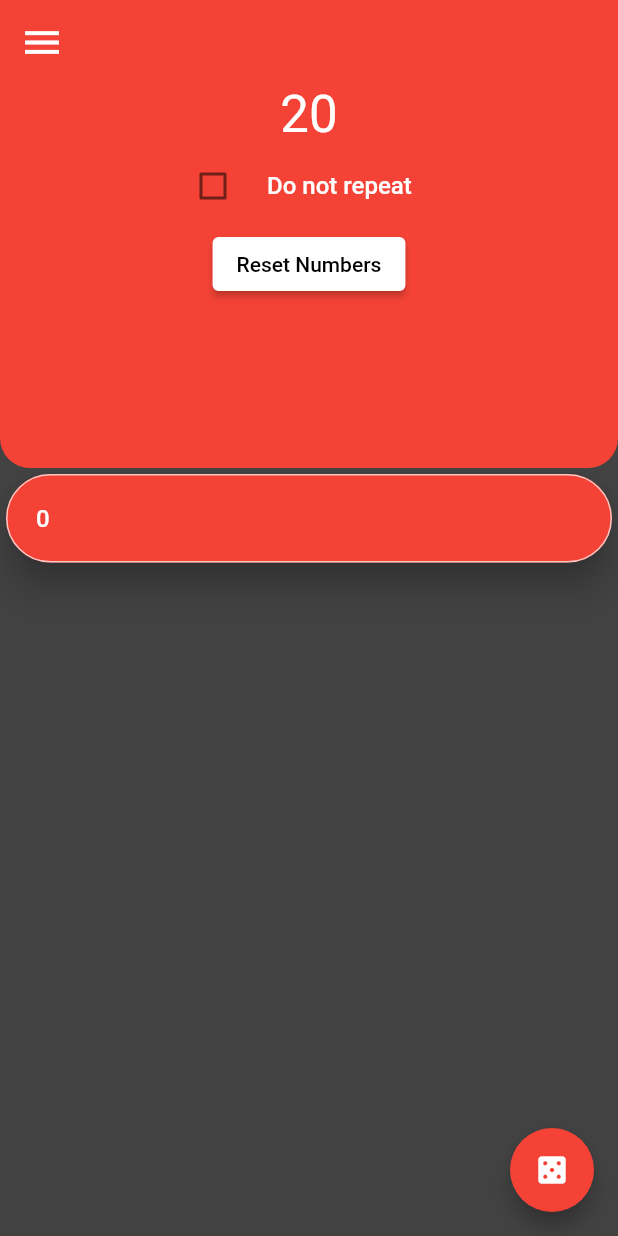
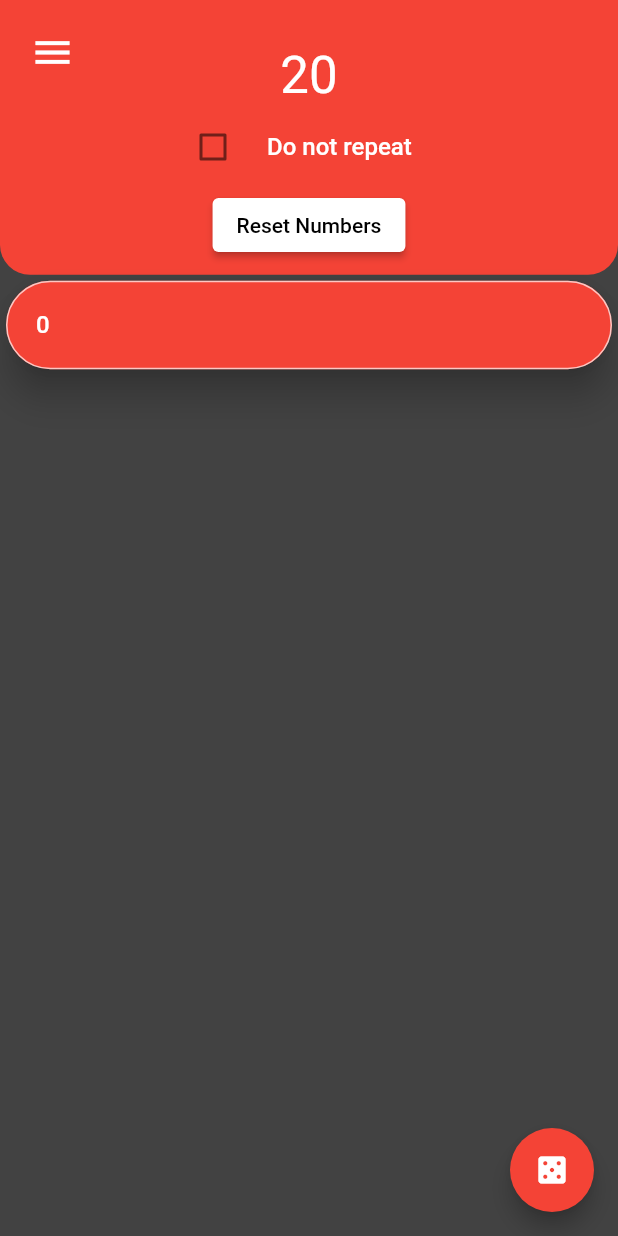
Before and after one commit to SymonRod/random_numbers, a Flutter app: the screen it shows after launch, after a tap on the "casino" icon, on a phone screen of 412 x 824 dp. Run offline on Flutter 3.47's test engine with Material 2 defaults, Android fonts, the phone set to English and light mode, and no system bars; our stand-ins replace device_info_plus, flutter_colorpicker.

Commit message:
Added something :/

```diff
--- a/lib/main.dart
+++ b/lib/main.dart
@@ -1,6 +1,7 @@
 import 'package:flutter/material.dart';
 import 'package:provider/provider.dart';
 import 'package:random_numbers/models/statemanager.dart';
+import 'package:random_numbers/screen/personal_list.dart';
 import 'package:random_numbers/screen/settings.dart';
 
 void main() {
@@ -82,7 +83,8 @@ class _MyHomePageState extends State<MyHomePage> {
         drawer: Drawer(
           child: Container(
             color: Theme.of(context).backgroundColor,
-            child: Column(children: [
+            child: Column(
+              children: [
                 DrawerHeader(
                   decoration: BoxDecoration(
                     color: Theme.of(context).primaryColor,
@@ -91,8 +93,10 @@ class _MyHomePageState extends State<MyHomePage> {
                 ),
                 ListTile(
                   onTap: () {
-                  Navigator.push((context),
-                      new MaterialPageRoute(builder: (ctxt) => new Settings()));
+                    Navigator.push(
+                        (context),
+                        new MaterialPageRoute(
+                            builder: (ctxt) => new Settings()));
                   },
                   leading: GestureDetector(
                     child: Icon(
@@ -104,25 +108,39 @@ class _MyHomePageState extends State<MyHomePage> {
                     "Impostazioni",
                     style: Theme.of(context).textTheme.bodyText1,
                   ),
-              )
-            ]),
+                ),
+                ListTile(
+                  onTap: () {
+                    Navigator.push(
+                        (context),
+                        new MaterialPageRoute(
+                            builder: (ctxt) => new PersonalList()));
+                  },
+                  leading: GestureDetector(
+                    child: Icon(
+                      Icons.auto_awesome,
+                      color: Theme.of(context).cardColor,
                     ),
                   ),
-        appBar: AppBar(
-          title: Row(
-              // ignore: prefer_const_literals_to_create_immutables
+                  title: Text(
+                    "Personalized random pool",
+                    style: Theme.of(context).textTheme.bodyText1,
                   ),
-          backgroundColor: currentColor,
-          elevation: 0,
+                )
+              ],
+            ),
+          ),
         ),
         body: Center(
-          child: Column(
+          child: Stack(
+            children: [
+              Column(
                 mainAxisAlignment: MainAxisAlignment.center,
                 children: <Widget>[
                   Expanded(
-                flex: 3,
+                    flex: 2,
                     child: Container(
-                  height: 200,
+                      padding: EdgeInsets.only(top: 30),
                       decoration: BoxDecoration(
                         color: currentColor,
                         borderRadius: const BorderRadius.only(
@@ -151,9 +169,10 @@ class _MyHomePageState extends State<MyHomePage> {
                                   "Do not repeat",
                                   style: Theme.of(context).textTheme.bodyText1,
                                 ),
-                            controlAffinity: ListTileControlAffinity.leading,
-                            checkColor:
-                                Provider.of<StateManager>(context).appMainColor,
+                                controlAffinity:
+                                    ListTileControlAffinity.leading,
+                                checkColor: Provider.of<StateManager>(context)
+                                    .appMainColor,
                                 activeColor: Colors.white,
                                 onChanged: (value) {
                                   Provider.of<StateManager>(
@@ -161,7 +180,8 @@ class _MyHomePageState extends State<MyHomePage> {
                                     listen: false,
                                   ).norepeat = value!;
                                 },
-                            value: Provider.of<StateManager>(context).norepeat,
+                                value:
+                                    Provider.of<StateManager>(context).norepeat,
                               ),
                             ),
                           ),
@@ -189,7 +209,7 @@ class _MyHomePageState extends State<MyHomePage> {
                     ),
                   ),
                   Expanded(
-                flex: 6,
+                    flex: 7,
                     child: Container(child:
                         Consumer<StateManager>(builder: (context, data, child) {
                       List<Widget> radomNumers = [];
@@ -227,6 +247,9 @@ class _MyHomePageState extends State<MyHomePage> {
                   ),
                 ],
               ),
+              const DrawerButton(),
+            ],
+          ),
         ),
         floatingActionButton: FloatingActionButton(
           backgroundColor: currentColor,
@@ -236,6 +259,24 @@ class _MyHomePageState extends State<MyHomePage> {
           tooltip: 'New random number',
           child: const Icon(Icons.casino),
         ),
+      ),
+    );
+  }
+}
+
+class DrawerButton extends StatelessWidget {
+  const DrawerButton({Key? key}) : super(key: key);
+
+  @override
+  Widget build(BuildContext context) {
+    return Positioned(
+      top: 10,
+      left: 10,
+      height: 50,
+      width: 50,
+      child: GestureDetector(
+        onTap: Scaffold.of(context).openDrawer,
+        child: const Icon(Icons.menu),
       ),
     );
   }
--- a/lib/models/statemanager.dart
+++ b/lib/models/statemanager.dart
@@ -1,11 +1,10 @@
 import 'dart:convert';
-
 import 'package:flutter/foundation.dart';
 import 'package:flutter/material.dart';
 import 'package:path_provider/path_provider.dart';
 import 'dart:io';
 import 'dart:math';
-
+import 'package:device_info_plus/device_info_plus.dart';
 import 'package:random_numbers/models/data.dart';
 
 extension HexColor on Color {
@@ -32,10 +31,26 @@ class StateManager with ChangeNotifier {
   var directory;
   Data userData = Data();
 
+  Future<String?> _getId() async {
+    var deviceInfo = DeviceInfoPlugin();
+    if (Platform.isIOS) {
+      var iosDeviceInfo = await deviceInfo.iosInfo;
+      return iosDeviceInfo.identifierForVendor; // unique ID on iOS
+    } else if (Platform.isAndroid) {
+      var androidDeviceInfo = await deviceInfo.androidInfo;
+      return androidDeviceInfo.androidId; // unique ID on Android
+    } else if (kIsWeb) {
+      var webInfo = await deviceInfo.webBrowserInfo;
+      return (webInfo.vendor! +
+          webInfo.userAgent! +
+          webInfo.hardwareConcurrency.toString());
+    }
+  }
+
   void _init() async {
     directory = await getApplicationDocumentsDirectory();
     saveFile = '${directory.path}/data.json';
-
+    var unique_id = await _getId();
     var file = await File(saveFile).create(recursive: true);
 
     var content = file.readAsStringSync();
--- a/pubspec.yaml
+++ b/pubspec.yaml
@@ -39,6 +39,7 @@ dependencies:
   settings_ui: ^1.0.0
   json_annotation: ^4.3.0
   path_provider: ^2.0.5
+  device_info_plus: ^3.0.1
 
 dev_dependencies:
   flutter_test:
```
Also changed, not shown: lib/models/list_data.dart (added, +30 -0 lines), lib/screen/personal_list.dart (added, +26 -0 lines), lib/models/data.g.dart, lib/models/list_data.g.dart (added), pubspec.lock. Lines whose indentation alone changed are shown as unchanged.
